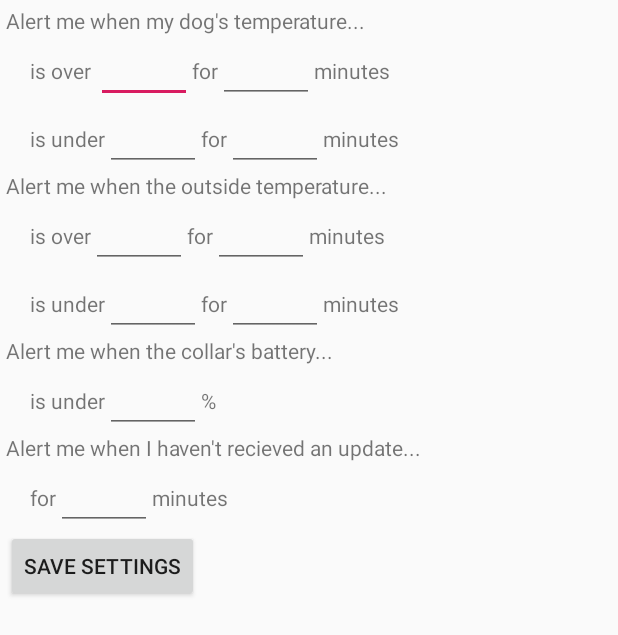
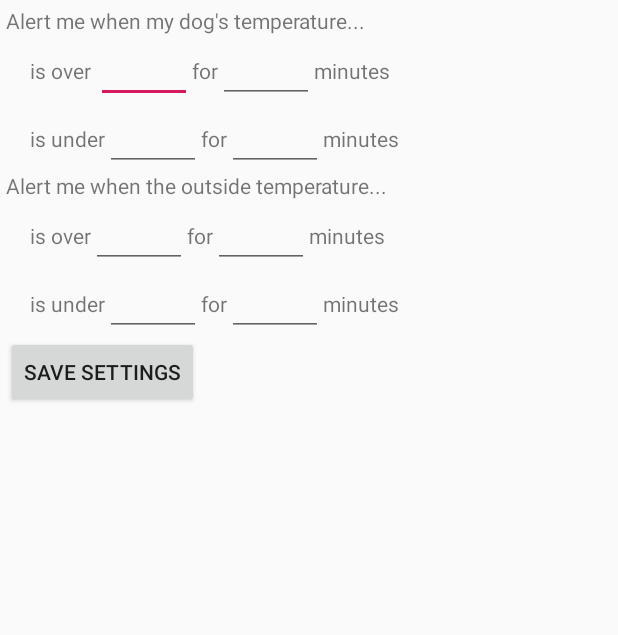
Before and after one commit to The-Chris-Davies/coen390_minicap_app, an Android app: the layout fragment_alert.xml on its own in the app's theme, with its tools: preview values and no code run, on a phone screen of 412 x 824 dp. Shown: the top 635 px of the screen. Run offline under Robolectric (Android 15) with nearby library versions, the light colour scheme and no system bars; Roboto replaces fonts that are not available here.

Commit message:
no time to add watchdog or battery level, removed

```diff
--- a/app/src/main/java/com/minicap/collarapp/AlertService.java
+++ b/app/src/main/java/com/minicap/collarapp/AlertService.java
@@ -46,17 +46,22 @@ public class AlertService extends Service {
     public int onStartCommand(Intent intent, int flags, int startId) {
         Log.d(TAG, "onStartCommand called!");
 
+        SharedPreferenceHelper sph = new SharedPreferenceHelper(this);
+
         //compare values
         //eventually, the user will set these in an activity
-        final Double highExtTemp = 40.;
-        final Double highExtTime = 5.;
-        final Double lowExtTemp = -10.;
-        final Double lowExtTime = 5.;
+        final Double highIntTemp = sph.getIntTempHighVal();
+        final Double highIntTime = sph.getIntTempHighTime();
+        final Double lowIntTemp = sph.getIntTempLowVal();
+        final Double lowIntTime = sph.getIntTempLowTime();
 
-        final Double highIntTemp = 40.;
-        final Double highIntTime = 5.;
-        final Double lowIntTemp = 30.;
-        final Double lowIntTime = 5.;
+        final Double highExtTemp = sph.getExtTempHighVal();
+        final Double highExtTime = sph.getExtTempHighTime();
+        final Double lowExtTemp = sph.getExtTempLowVal();
+        final Double lowExtTime = sph.getExtTempLowTime();
+
+        final Double battAlertVal = sph.getBattAlertVal();
+        final Double watchdogAlertVal = sph.getWatchdogAlertVal();
 
 
         //init firebase collections
@@ -226,7 +231,6 @@ public class AlertService extends Service {
 
         //todo: add battery alert and watchdog for update rate
 
-
         //redeliver intent - when the service is closed, restart it with the same intent
         return START_REDELIVER_INTENT;
     }
--- a/app/src/main/res/layout/fragment_alert.xml
+++ b/app/src/main/res/layout/fragment_alert.xml
@@ -6,7 +6,7 @@
     android:layout_height="match_parent"
     android:orientation="vertical"
     android:padding="4dp"
-    tools:context=".alertActivity">
+    tools:context=".AlertDialogFragment">
 
     <TextView
         android:id="@+id/textView3"
@@ -192,76 +192,6 @@
             android:text="minutes" />
     </LinearLayout>
 
-    <TextView
-        android:id="@+id/textView15"
-        android:layout_width="match_parent"
-        android:layout_height="wrap_content"
-        android:text="Alert me when the collar's battery..." />
-
-    <LinearLayout
-        android:layout_width="wrap_content"
-        android:layout_height="wrap_content"
-        android:orientation="horizontal"
-        android:paddingStart="16dp">
-
-        <TextView
-            android:id="@+id/textView16"
-            android:layout_width="wrap_content"
-            android:layout_height="wrap_content"
-            android:layout_weight="1"
-            android:text="is under" />
-
-        <EditText
-            android:id="@+id/battAlertVal"
-            android:layout_width="wrap_content"
-            android:layout_height="wrap_content"
-            android:layout_weight="1"
-            android:ems="3"
-            android:inputType="numberDecimal" />
-
-        <TextView
-            android:id="@+id/textView17"
-            android:layout_width="wrap_content"
-            android:layout_height="wrap_content"
-            android:layout_weight="1"
-            android:text="%" />
-    </LinearLayout>
-
-    <TextView
-        android:id="@+id/textView18"
-        android:layout_width="match_parent"
-        android:layout_height="wrap_content"
-        android:text="Alert me when I haven't recieved an update..." />
-
-    <LinearLayout
-        android:layout_width="wrap_content"
-        android:layout_height="wrap_content"
-        android:orientation="horizontal"
-        android:paddingStart="16dp">
-
-        <TextView
-            android:id="@+id/textView19"
-            android:layout_width="wrap_content"
-            android:layout_height="wrap_content"
-            android:layout_weight="1"
-            android:text="for" />
-
-        <EditText
-            android:id="@+id/watchdogAlertVal"
-            android:layout_width="wrap_content"
-            android:layout_height="wrap_content"
-            android:layout_weight="1"
-            android:ems="3"
-            android:inputType="numberDecimal" />
-
-        <TextView
-            android:id="@+id/textView20"
-            android:layout_width="wrap_content"
-            android:layout_height="wrap_content"
-            android:layout_weight="1"
-            android:text="minutes" />
-    </LinearLayout>
-
     <LinearLayout
         android:layout_width="match_parent"
         android:layout_height="wrap_content"
```
